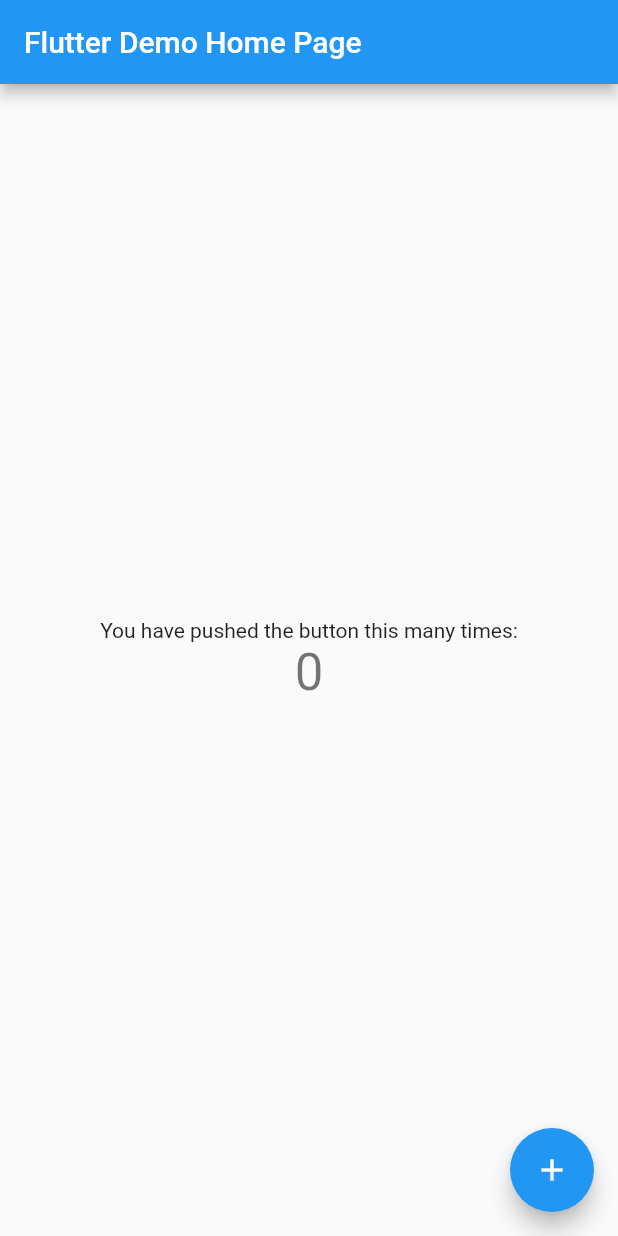
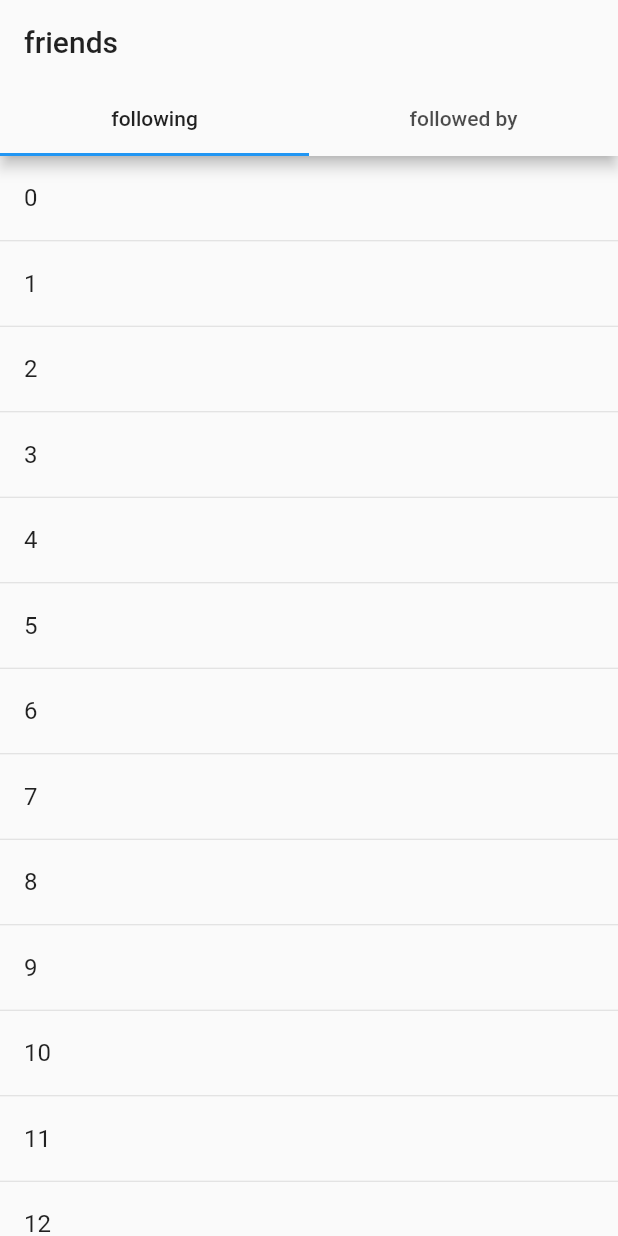
Before and after one commit to Sesa1988/flutter_navigateback_contentscroll_issue, a Flutter app: the screen it shows after launch, on a phone screen of 412 x 824 dp. Run offline on Flutter 3.47's test engine with Material 2 defaults, Android fonts, the phone set to English and light mode, and no system bars.

Commit message:
added example

```diff
--- /dev/null
+++ b/lib/friends.dart
@@ -0,0 +1,39 @@
+import 'package:flutter/material.dart';
+import 'package:flutter_navigateback_contentscroll_issue/widgets/followed_by.dart';
+import 'package:flutter_navigateback_contentscroll_issue/widgets/followed_to.dart';
+
+class Friends extends StatelessWidget {
+  const Friends({Key? key}) : super(key: key);
+
+  @override
+  Widget build(BuildContext context) {
+    return DefaultTabController(
+      length: 2,
+      child: Scaffold(
+        appBar: AppBar(
+          backgroundColor: Theme.of(context).scaffoldBackgroundColor,
+          iconTheme: IconThemeData(
+            color: Theme.of(context).textTheme.bodyLarge!.color,
+          ),
+          foregroundColor: Theme.of(context).textTheme.bodyLarge!.color,
+          centerTitle: false,
+          bottom: TabBar(
+            indicatorColor: Theme.of(context).primaryColor,
+            labelColor: Theme.of(context).textTheme.bodyLarge!.color,
+            tabs: const [
+              Tab(text: 'following'),
+              Tab(text: 'followed by'),
+            ],
+          ),
+          title: const Text('friends'),
+        ),
+        body: const TabBarView(
+          children: [
+            FollowedTo(),
+            FollowedBy(),
+          ],
+        ),
+      ),
+    );
+  }
+}
--- a/lib/main.dart
+++ b/lib/main.dart
@@ -1,4 +1,5 @@
 import 'package:flutter/material.dart';
+import 'package:flutter_navigateback_contentscroll_issue/friends.dart';
 
 void main() {
   runApp(const MyApp());
@@ -7,109 +8,14 @@
 class MyApp extends StatelessWidget {
   const MyApp({super.key});
 
-  // This widget is the root of your application.
   @override
   Widget build(BuildContext context) {
     return MaterialApp(
       title: 'Flutter Demo',
       theme: ThemeData(
-        // This is the theme of your application.
-        //
-        // Try running your application with "flutter run". You'll see the
-        // application has a blue toolbar. Then, without quitting the app, try
-        // changing the primarySwatch below to Colors.green and then invoke
-        // "hot reload" (press "r" in the console where you ran "flutter run",
-        // or simply save your changes to "hot reload" in a Flutter IDE).
-        // Notice that the counter didn't reset back to zero; the application
-        // is not restarted.
         primarySwatch: Colors.blue,
       ),
-      home: const MyHomePage(title: 'Flutter Demo Home Page'),
+      home: const Friends(),
     );
   }
 }
-
-class MyHomePage extends StatefulWidget {
-  const MyHomePage({super.key, required this.title});
-
-  // This widget is the home page of your application. It is stateful, meaning
-  // that it has a State object (defined below) that contains fields that affect
-  // how it looks.
-
-  // This class is the configuration for the state. It holds the values (in this
-  // case the title) provided by the parent (in this case the App widget) and
-  // used by the build method of the State. Fields in a Widget subclass are
-  // always marked "final".
-
-  final String title;
-
-  @override
-  State<MyHomePage> createState() => _MyHomePageState();
-}
-
-class _MyHomePageState extends State<MyHomePage> {
-  int _counter = 0;
-
-  void _incrementCounter() {
-    setState(() {
-      // This call to setState tells the Flutter framework that something has
-      // changed in this State, which causes it to rerun the build method below
-      // so that the display can reflect the updated values. If we changed
-      // _counter without calling setState(), then the build method would not be
-      // called again, and so nothing would appear to happen.
-      _counter++;
-    });
-  }
-
-  @override
-  Widget build(BuildContext context) {
-    // This method is rerun every time setState is called, for instance as done
-    // by the _incrementCounter method above.
-    //
-    // The Flutter framework has been optimized to make rerunning build methods
-    // fast, so that you can just rebuild anything that needs updating rather
-    // than having to individually change instances of widgets.
-    return Scaffold(
-      appBar: AppBar(
-        // Here we take the value from the MyHomePage object that was created by
-        // the App.build method, and use it to set our appbar title.
-        title: Text(widget.title),
-      ),
-      body: Center(
-        // Center is a layout widget. It takes a single child and positions it
-        // in the middle of the parent.
-        child: Column(
-          // Column is also a layout widget. It takes a list of children and
-          // arranges them vertically. By default, it sizes itself to fit its
-          // children horizontally, and tries to be as tall as its parent.
-          //
-          // Invoke "debug painting" (press "p" in the console, choose the
-          // "Toggle Debug Paint" action from the Flutter Inspector in Android
-          // Studio, or the "Toggle Debug Paint" command in Visual Studio Code)
-          // to see the wireframe for each widget.
-          //
-          // Column has various properties to control how it sizes itself and
-          // how it positions its children. Here we use mainAxisAlignment to
-          // center the children vertically; the main axis here is the vertical
-          // axis because Columns are vertical (the cross axis would be
-          // horizontal).
-          mainAxisAlignment: MainAxisAlignment.center,
-          children: <Widget>[
-            const Text(
-              'You have pushed the button this many times:',
-            ),
-            Text(
-              '$_counter',
-              style: Theme.of(context).textTheme.headlineMedium,
-            ),
-          ],
-        ),
-      ),
-      floatingActionButton: FloatingActionButton(
-        onPressed: _incrementCounter,
-        tooltip: 'Increment',
-        child: const Icon(Icons.add),
-      ), // This trailing comma makes auto-formatting nicer for build methods.
-    );
-  }
-}
--- /dev/null
+++ b/lib/widgets/followed_by.dart
@@ -0,0 +1,11 @@
+import 'package:flutter/material.dart';
+import 'package:flutter_navigateback_contentscroll_issue/widgets/people_collection.dart';
+
+class FollowedBy extends StatelessWidget {
+  const FollowedBy({super.key});
+
+  @override
+  Widget build(BuildContext context) {
+    return const PeopleCollection();
+  }
+}
--- /dev/null
+++ b/lib/widgets/followed_to.dart
@@ -0,0 +1,11 @@
+import 'package:flutter/material.dart';
+import 'package:flutter_navigateback_contentscroll_issue/widgets/people_collection.dart';
+
+class FollowedTo extends StatelessWidget {
+  const FollowedTo({super.key});
+
+  @override
+  Widget build(BuildContext context) {
+    return const PeopleCollection();
+  }
+}
--- /dev/null
+++ b/lib/widgets/people_collection.dart
@@ -0,0 +1,35 @@
+import 'dart:async';
+import 'dart:ui';
+
+import 'package:flutter/material.dart';
+
+class PeopleCollection extends StatelessWidget {
+  const PeopleCollection({super.key});
+
+  @override
+  Widget build(BuildContext context) {
+    return RefreshIndicator(
+      onRefresh: () {
+        var completer = Completer<void>()..complete();
+        return completer.future;
+      },
+      child: ScrollConfiguration(
+        behavior: ScrollConfiguration.of(context).copyWith(dragDevices: {
+          PointerDeviceKind.mouse,
+          PointerDeviceKind.touch,
+          PointerDeviceKind.trackpad,
+        }),
+        child: ListView.separated(
+          shrinkWrap: false,
+          controller: ScrollController(),
+          physics: const AlwaysScrollableScrollPhysics(),
+          itemCount: 20,
+          separatorBuilder: (context, index) => const Divider(height: 1),
+          itemBuilder: (context, index) {
+            return ListTile(title: Text(index.toString()));
+          },
+        ),
+      ),
+    );
+  }
+}
```
